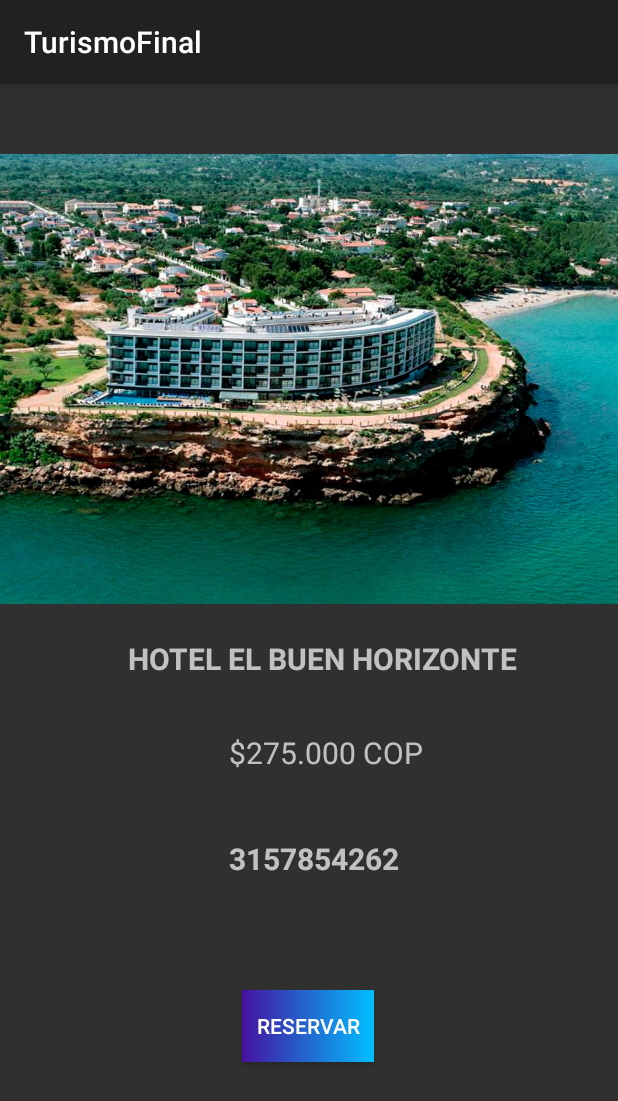
After one commit to LeidyPaolaV/entregamovil2conlistasok, an Android app: the AmpliandoHotel screen opened directly, with no data from a screen before it, on a phone screen of 412 x 824 dp. The commit adds this screen. Shown: the top 1101 px of the screen. Run offline under Robolectric (Android 15) with nearby library versions, the phone set to English and light mode, and no system bars.

Commit message:
Se crea Ampliando Hotel en App

```diff
--- a/app/build.gradle
+++ b/app/build.gradle
@@ -34,6 +34,7 @@ dependencies {
     implementation 'com.google.android.material:material:1.5.0'
     implementation 'androidx.constraintlayout:constraintlayout:2.1.4'
     implementation 'androidx.recyclerview:recyclerview:1.3.1'
+    implementation 'androidx.cardview:cardview:1.0.0'
     testImplementation 'junit:junit:4.13.2'
     androidTestImplementation 'androidx.test.ext:junit:1.1.5'
     androidTestImplementation 'androidx.test.espresso:espresso-core:3.5.1'
--- a/app/src/main/AndroidManifest.xml
+++ b/app/src/main/AndroidManifest.xml
@@ -12,6 +12,13 @@
         android:supportsRtl="true"
         android:theme="@style/Theme.AppCompat"
         tools:targetApi="31">
+        <activity
+            android:name=".AmpliandoHotel"
+            android:exported="false">
+            <meta-data
+                android:name="android.app.lib_name"
+                android:value="" />
+        </activity>
         <activity
             android:name=".ListaRestaurantes"
             android:exported="false">
--- /dev/null
+++ b/app/src/main/java/com/example/turismofinal/AmpliandoHotel.java
@@ -0,0 +1,14 @@
+package com.example.turismofinal;
+
+import androidx.appcompat.app.AppCompatActivity;
+
+import android.os.Bundle;
+
+public class AmpliandoHotel extends AppCompatActivity {
+
+    @Override
+    protected void onCreate(Bundle savedInstanceState) {
+        super.onCreate(savedInstanceState);
+        setContentView(R.layout.activity_ampliando_hotel);
+    }
+}
--- a/app/src/main/java/com/example/turismofinal/adaptadores/AdaptadorHotel.java
+++ b/app/src/main/java/com/example/turismofinal/adaptadores/AdaptadorHotel.java
@@ -1,5 +1,6 @@
 package com.example.turismofinal.adaptadores;
 
+import android.content.Intent;
 import android.view.LayoutInflater;
 import android.view.View;
 import android.view.ViewGroup;
@@ -9,6 +10,7 @@ import android.widget.TextView;
 import androidx.annotation.NonNull;
 import androidx.recyclerview.widget.RecyclerView;
 
+import com.example.turismofinal.AmpliandoHotel;
 import com.example.turismofinal.Moldes.MoldeHotel;
 import com.example.turismofinal.R;
 
@@ -65,6 +67,14 @@ public class AdaptadorHotel extends RecyclerView.Adapter<AdaptadorHotel.viewHold
             nombreHotel.setText( moldeHotel.getNombre());
             precioHotel.setText( moldeHotel.getPrecio());
             contactoHotel.setText(moldeHotel.getTelefono());
+
+            itemView.setOnClickListener(new View.OnClickListener() {
+                @Override
+                public void onClick(View v) {
+                    Intent intent = new Intent(itemView.getContext(), AmpliandoHotel.class);
+                    itemView.getContext().startActivity(intent);
+                }
+            });
         }
     }
 }
--- /dev/null
+++ b/app/src/main/res/layout/activity_ampliando_hotel.xml
@@ -0,0 +1,78 @@
+<?xml version="1.0" encoding="utf-8"?>
+<androidx.constraintlayout.widget.ConstraintLayout xmlns:android="http://schemas.android.com/apk/res/android"
+    xmlns:app="http://schemas.android.com/apk/res-auto"
+    xmlns:tools="http://schemas.android.com/tools"
+    android:layout_width="match_parent"
+    android:layout_height="match_parent"
+    tools:context=".AmpliandoHotel">
+
+
+    <ImageView
+        android:id="@+id/fotoHotel"
+        android:layout_width="match_parent"
+        android:layout_height="300dp"
+        app:layout_constraintTop_toTopOf="parent"
+        app:layout_constraintStart_toStartOf="parent"
+        app:layout_constraintEnd_toEndOf="parent"
+        app:layout_constraintBottom_toBottomOf="parent"
+        android:src="@drawable/hiii"
+        android:scaleType="fitXY"
+        app:layout_constraintVertical_bias="0.1"
+        />
+
+    <TextView
+        android:id="@+id/nombrelistahotell"
+        android:layout_width="wrap_content"
+        android:layout_height="wrap_content"
+        android:text="HOTEL EL BUEN HORIZONTE"
+        android:textSize="20dp"
+        android:textStyle="bold"
+        app:layout_constraintBottom_toBottomOf="parent"
+        app:layout_constraintEnd_toEndOf="parent"
+        app:layout_constraintHorizontal_bias="0.56"
+        app:layout_constraintStart_toStartOf="parent"
+        app:layout_constraintTop_toBottomOf="@+id/fotoHotel"
+        app:layout_constraintVertical_bias="0.058" />
+
+    <TextView
+        android:id="@+id/preciolistaHotel"
+        android:layout_width="wrap_content"
+        android:layout_height="wrap_content"
+        android:text="$275.000 COP"
+        android:textSize="20dp"
+        app:layout_constraintBottom_toBottomOf="parent"
+        app:layout_constraintEnd_toEndOf="parent"
+        app:layout_constraintHorizontal_bias="0.54"
+        app:layout_constraintStart_toStartOf="parent"
+        app:layout_constraintTop_toBottomOf="@+id/nombrelistahotell"
+        app:layout_constraintVertical_bias="0.103" />
+
+    <TextView
+        android:id="@+id/contactolistahotel"
+        android:layout_width="wrap_content"
+        android:layout_height="wrap_content"
+        android:text="3157854262"
+        android:textSize="20dp"
+        android:textStyle="bold"
+        app:layout_constraintBottom_toBottomOf="parent"
+        app:layout_constraintEnd_toEndOf="parent"
+        app:layout_constraintHorizontal_bias="0.511"
+        app:layout_constraintStart_toStartOf="parent"
+        app:layout_constraintTop_toBottomOf="@+id/preciolistaHotel"
+        app:layout_constraintVertical_bias="0.154" />
+
+    <Button
+        android:id="@+id/botonReservar"
+        android:layout_width="wrap_content"
+        android:layout_height="wrap_content"
+        android:layout_marginBottom="116dp"
+        android:background="@drawable/custom_button"
+        android:text="Reservar"
+        app:backgroundTint="@null"
+        app:cornerRadius="20dp"
+        app:layout_constraintBottom_toBottomOf="parent"
+        app:layout_constraintEnd_toEndOf="parent"
+        app:layout_constraintHorizontal_bias="0.498"
+        app:layout_constraintStart_toStartOf="parent" />
+
+</androidx.constraintlayout.widget.ConstraintLayout>
--- a/app/src/main/res/layout/moldehotel.xml
+++ b/app/src/main/res/layout/moldehotel.xml
@@ -1,8 +1,19 @@
 <?xml version="1.0" encoding="utf-8"?>
-<androidx.constraintlayout.widget.ConstraintLayout xmlns:android="http://schemas.android.com/apk/res/android"
+<androidx.cardview.widget.CardView
+    xmlns:android="http://schemas.android.com/apk/res/android"
     android:layout_width="match_parent"
-    android:layout_height="match_parent"
-    xmlns:app="http://schemas.android.com/apk/res-auto">
+    app:cardCornerRadius="20dp"
+    app:cardElevation="5dp"
+    android:layout_height="wrap_content"
+    xmlns:app="http://schemas.android.com/apk/res-auto"
+    xmlns:tools="http://schemas.android.com/tools">
+
+    <androidx.constraintlayout.widget.ConstraintLayout
+
+        android:layout_width="match_parent"
+        android:layout_height="match_parent"
+        tools:context=".moldes.MoldeHotel">
+
 
     <ImageView
         android:id="@+id/fotohotel"
@@ -79,3 +90,5 @@
 
 
 </androidx.constraintlayout.widget.ConstraintLayout>
+
+</androidx.cardview.widget.CardView>
```
Also changed, not shown: app/src/main/res/drawable-v24/fotonew.jpg (added), app/src/main/res/drawable-v24/hiii.jpg (added).
